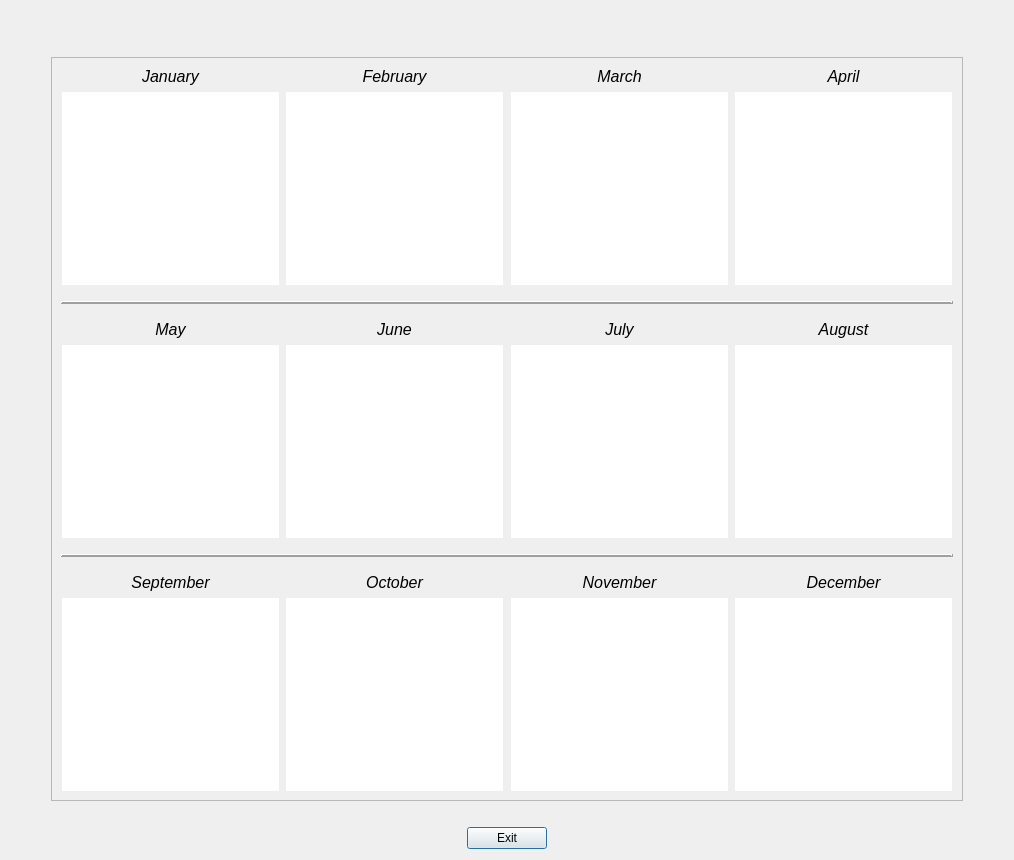
First picture: the form in CashFlowManager/expensetypesummarydialog.ui, repository epw7856/CashFlowManager, before the edit.
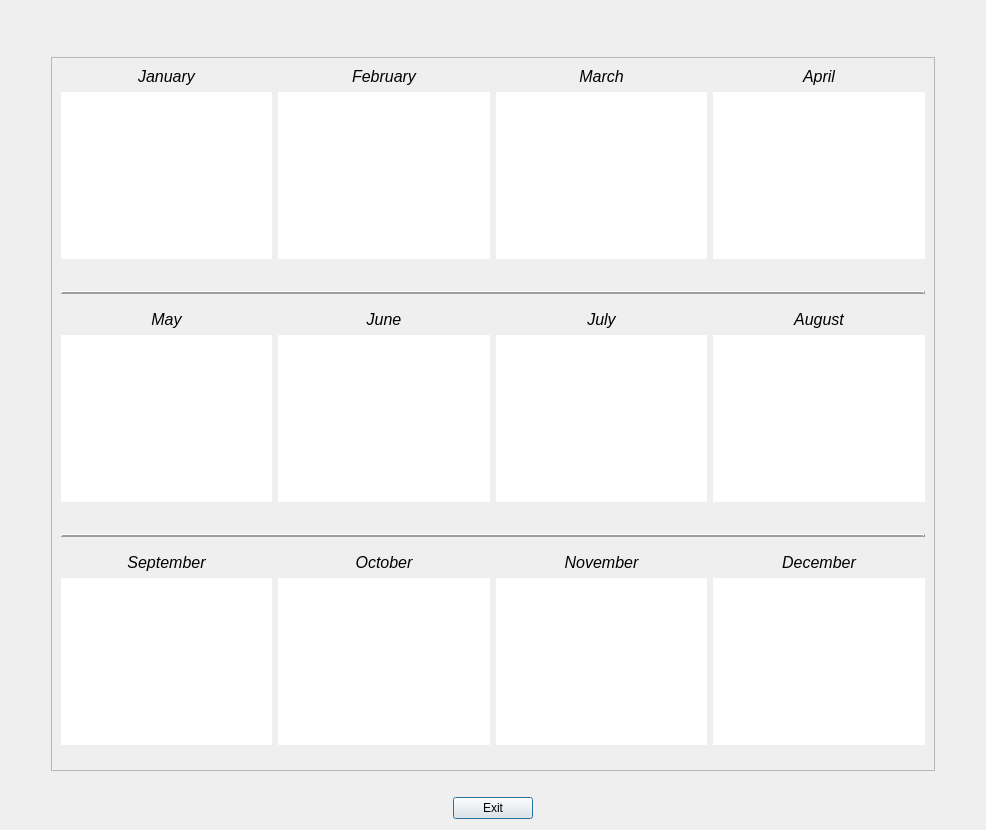
Second picture: the form after the edit.

Diff of the .ui file:
```diff
--- a/CashFlowManager/expensetypesummarydialog.ui
+++ b/CashFlowManager/expensetypesummarydialog.ui
@@ -9,8 +9,8 @@
    <rect>
     <x>0</x>
     <y>0</y>
-    <width>1014</width>
-    <height>860</height>
+    <width>986</width>
+    <height>830</height>
    </rect>
   </property>
   <property name="font">
@@ -115,8 +115,8 @@
          <rect>
           <x>0</x>
           <y>0</y>
-          <width>900</width>
-          <height>726</height>
+          <width>872</width>
+          <height>696</height>
          </rect>
         </property>
         <layout class="QVBoxLayout" name="verticalLayout_15">
@@ -173,6 +173,19 @@
                </attribute>
               </widget>
              </item>
+             <item>
+              <spacer name="verticalSpacer">
+               <property name="orientation">
+                <enum>Qt::Vertical</enum>
+               </property>
+               <property name="sizeHint" stdset="0">
+                <size>
+                 <width>20</width>
+                 <height>40</height>
+                </size>
+               </property>
+              </spacer>
+             </item>
             </layout>
            </item>
            <item>
@@ -232,6 +245,19 @@
                </attribute>
               </widget>
              </item>
+             <item>
+              <spacer name="verticalSpacer_2">
+               <property name="orientation">
+                <enum>Qt::Vertical</enum>
+               </property>
+               <property name="sizeHint" stdset="0">
+                <size>
+                 <width>20</width>
+                 <height>40</height>
+                </size>
+               </property>
+              </spacer>
+             </item>
             </layout>
            </item>
            <item>
@@ -291,6 +317,19 @@
                </attribute>
               </widget>
              </item>
+             <item>
+              <spacer name="verticalSpacer_3">
+               <property name="orientation">
+                <enum>Qt::Vertical</enum>
+               </property>
+               <property name="sizeHint" stdset="0">
+                <size>
+                 <width>20</width>
+                 <height>40</height>
+                </size>
+               </property>
+              </spacer>
+             </item>
             </layout>
            </item>
            <item>
@@ -350,6 +389,19 @@
                </attribute>
               </widget>
              </item>
+             <item>
+              <spacer name="verticalSpacer_4">
+               <property name="orientation">
+                <enum>Qt::Vertical</enum>
+               </property>
+               <property name="sizeHint" stdset="0">
+                <size>
+                 <width>20</width>
+                 <height>40</height>
+                </size>
+               </property>
+              </spacer>
+             </item>
             </layout>
            </item>
            <item>
@@ -465,6 +517,19 @@
                </attribute>
               </widget>
              </item>
+             <item>
+              <spacer name="verticalSpacer_7">
+               <property name="orientation">
+                <enum>Qt::Vertical</enum>
+               </property>
+               <property name="sizeHint" stdset="0">
+                <size>
+                 <width>20</width>
+                 <height>40</height>
+                </size>
+               </property>
+              </spacer>
+             </item>
             </layout>
            </item>
            <item>
@@ -518,6 +583,19 @@
                </attribute>
               </widget>
              </item>
+             <item>
+              <spacer name="verticalSpacer_8">
+               <property name="orientation">
+                <enum>Qt::Vertical</enum>
+               </property>
+               <property name="sizeHint" stdset="0">
+                <size>
+                 <width>20</width>
+                 <height>40</height>
+                </size>
+               </property>
+              </spacer>
+             </item>
             </layout>
            </item>
            <item>
@@ -571,6 +649,19 @@
                </attribute>
               </widget>
              </item>
+             <item>
+              <spacer name="verticalSpacer_9">
+               <property name="orientation">
+                <enum>Qt::Vertical</enum>
+               </property>
+               <property name="sizeHint" stdset="0">
+                <size>
+                 <width>20</width>
+                 <height>40</height>
+                </size>
+               </property>
+              </spacer>
+             </item>
             </layout>
            </item>
            <item>
@@ -624,6 +715,19 @@
                </attribute>
               </widget>
              </item>
+             <item>
+              <spacer name="verticalSpacer_10">
+               <property name="orientation">
+                <enum>Qt::Vertical</enum>
+               </property>
+               <property name="sizeHint" stdset="0">
+                <size>
+                 <width>20</width>
+                 <height>40</height>
+                </size>
+               </property>
+              </spacer>
+             </item>
             </layout>
            </item>
            <item>
@@ -739,6 +843,19 @@
                </attribute>
               </widget>
              </item>
+             <item>
+              <spacer name="verticalSpacer_13">
+               <property name="orientation">
+                <enum>Qt::Vertical</enum>
+               </property>
+               <property name="sizeHint" stdset="0">
+                <size>
+                 <width>20</width>
+                 <height>40</height>
+                </size>
+               </property>
+              </spacer>
+             </item>
             </layout>
            </item>
            <item>
@@ -792,6 +909,19 @@
                </attribute>
               </widget>
              </item>
+             <item>
+              <spacer name="verticalSpacer_14">
+               <property name="orientation">
+                <enum>Qt::Vertical</enum>
+               </property>
+               <property name="sizeHint" stdset="0">
+                <size>
+                 <width>20</width>
+                 <height>40</height>
+                </size>
+               </property>
+              </spacer>
+             </item>
             </layout>
            </item>
            <item>
@@ -845,6 +975,19 @@
                </attribute>
               </widget>
              </item>
+             <item>
+              <spacer name="verticalSpacer_15">
+               <property name="orientation">
+                <enum>Qt::Vertical</enum>
+               </property>
+               <property name="sizeHint" stdset="0">
+                <size>
+                 <width>20</width>
+                 <height>40</height>
+                </size>
+               </property>
+              </spacer>
+             </item>
             </layout>
            </item>
            <item>
@@ -898,6 +1041,19 @@
                </attribute>
               </widget>
              </item>
+             <item>
+              <spacer name="verticalSpacer_16">
+               <property name="orientation">
+                <enum>Qt::Vertical</enum>
+               </property>
+               <property name="sizeHint" stdset="0">
+                <size>
+                 <width>20</width>
+                 <height>40</height>
+                </size>
+               </property>
+              </spacer>
+             </item>
             </layout>
            </item>
            <item>
```
Left out of the diff: 24 changed lines with no effect on the pictures.
